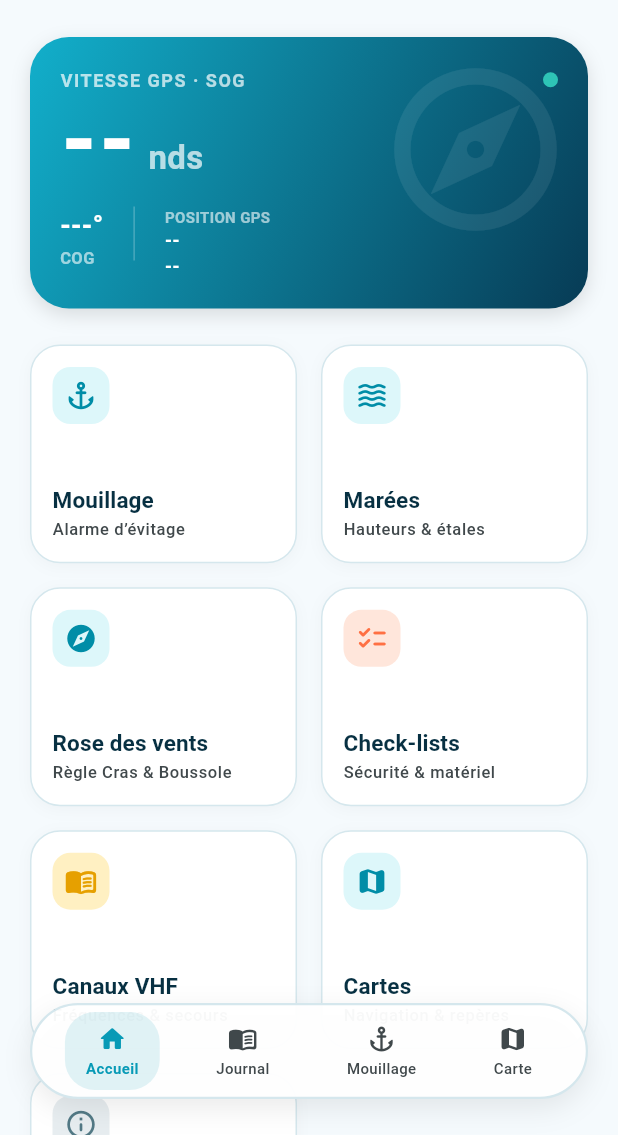
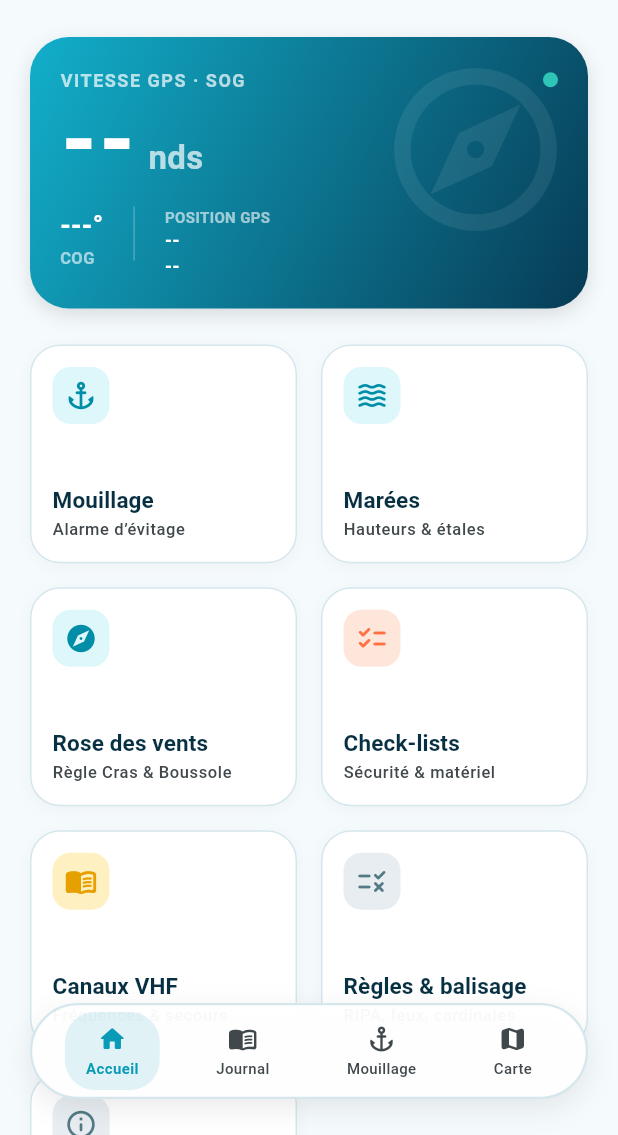
Before and after one commit to franckled/kipmarine, a Flutter app: the screen it shows after launch, on a phone screen of 412 x 824 dp, the part 101-1236 px from its top. Run offline on Flutter 3.47's test engine with Material 3 defaults, Android fonts, the phone set to English and light mode, and no system bars; our stand-ins replace audioplayers, flutter_compass, flutter_map, geolocator, latlong2, package_info_plus and 3 more.

Commit message:
Polish dashboard layout and preserve rules navigation

```diff
--- a/lib/features/navigation/screens/navigation_dashboard_screen.dart
+++ b/lib/features/navigation/screens/navigation_dashboard_screen.dart
@@ -493,11 +493,11 @@ class _NavigationDashboardScreenState
                         },
                       ),
                       _GridCard(
-                        icon: Icons.map_rounded,
-                        iconBg: const Color(0xFFDDF7FA),
-                        iconColor: const Color(0xFF008DA7),
-                        title: 'Cartes',
-                        subtitle: 'Navigation & repères',
+                        icon: Icons.rule_rounded,
+                        iconBg: const Color(0xFFE7EDF0),
+                        iconColor: const Color(0xFF527985),
+                        title: 'Règles & balisage',
+                        subtitle: 'RIPA, feux, cardinales',
                         onTap: () {
                           Navigator.push(
                             context,
```
